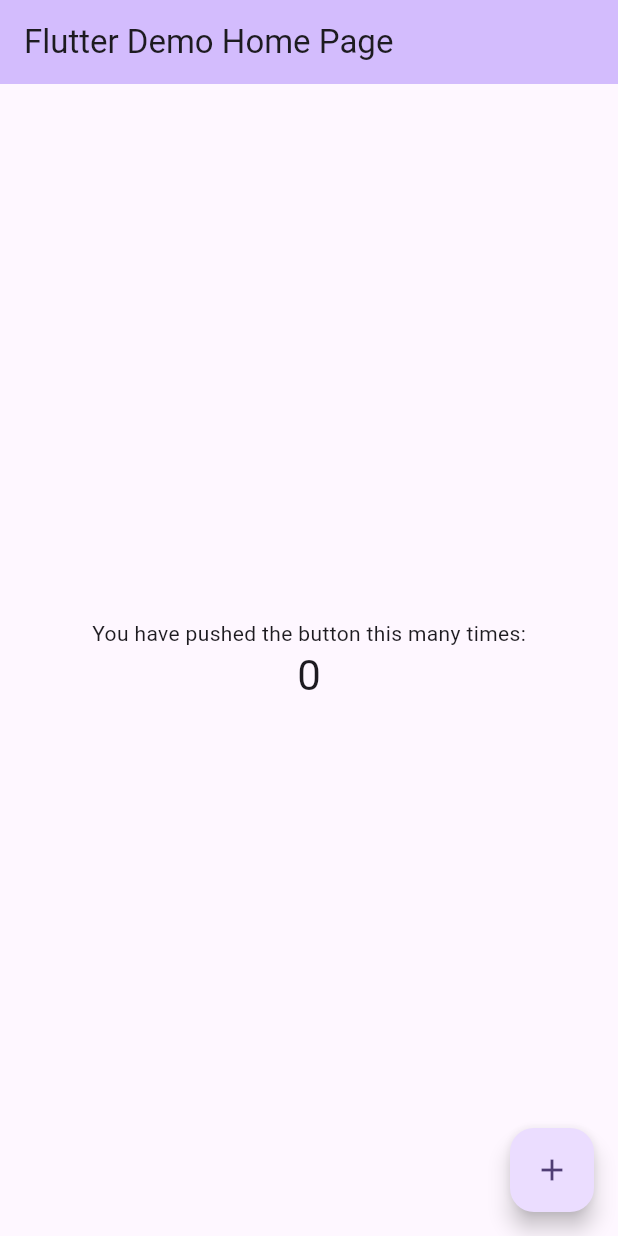
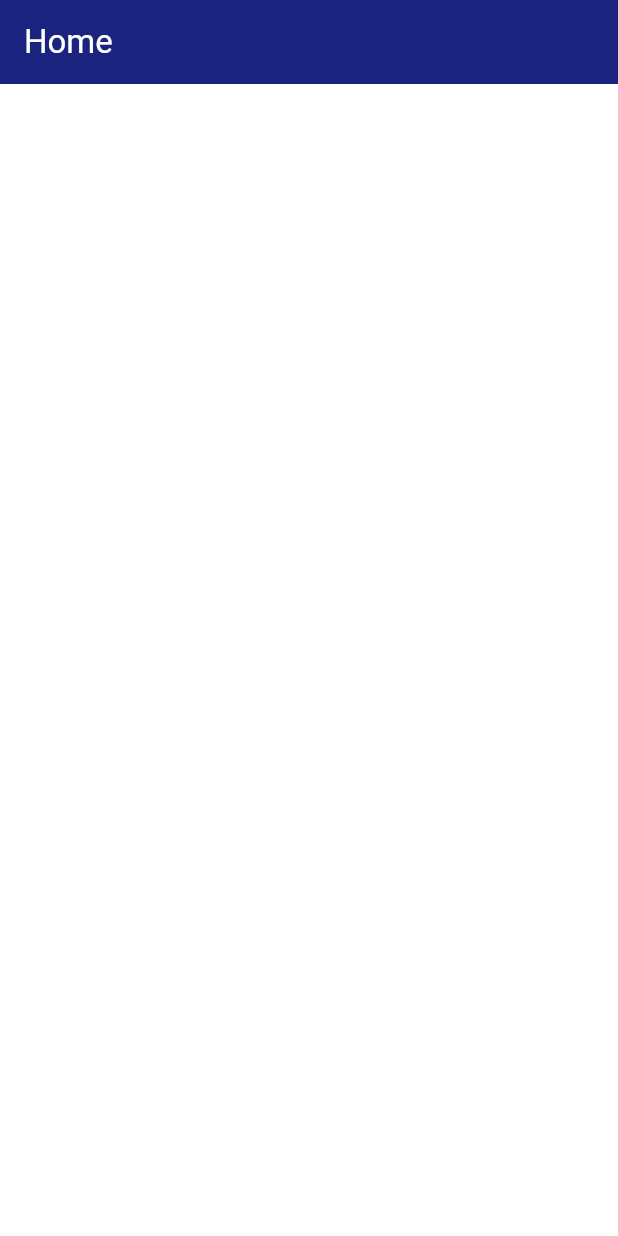
Before and after one commit to Gepeet/todo-week1, a Flutter app: the screen it shows after launch, on a phone screen of 412 x 824 dp. Run offline on Flutter 3.47's test engine with Material 3 defaults, Android fonts, the phone set to English and light mode, and no system bars.

Commit message:
added theme

```diff
--- a/lib/main.dart
+++ b/lib/main.dart
@@ -1,125 +1,45 @@
 import 'package:flutter/material.dart';
+import 'package:provider/provider.dart';
+import 'package:todo_week1/themes/theme_provider.dart';
 
-void main() {
-  runApp(const MyApp());
+void main(){
+   runApp(
+      ChangeNotifierProvider(
+      create: (context) => ThemeProvider(),
+      child:const MyApp()
+   ),
+   );
 }
 
-class MyApp extends StatelessWidget {
+class MyApp extends StatelessWidget{
    const MyApp({super.key});
 
-  // This widget is the root of your application.
    @override
-  Widget build(BuildContext context) {
+   Widget build(BuildContext context){
       return MaterialApp(
-      title: 'Flutter Demo',
-      theme: ThemeData(
-        // This is the theme of your application.
-        //
-        // TRY THIS: Try running your application with "flutter run". You'll see
-        // the application has a purple toolbar. Then, without quitting the app,
-        // try changing the seedColor in the colorScheme below to Colors.green
-        // and then invoke "hot reload" (save your changes or press the "hot
-        // reload" button in a Flutter-supported IDE, or press "r" if you used
-        // the command line to start the app).
-        //
-        // Notice that the counter didn't reset back to zero; the application
-        // state is not lost during the reload. To reset the state, use hot
-        // restart instead.
-        //
-        // This works for code too, not just values: Most code changes can be
-        // tested with just a hot reload.
-        colorScheme: ColorScheme.fromSeed(seedColor: Colors.deepPurple),
-        useMaterial3: true,
-      ),
-      home: const MyHomePage(title: 'Flutter Demo Home Page'),
+         debugShowCheckedModeBanner: false,
+         title: 'Todo App',
+         home:const HomeScreen(),
+         theme:Provider.of<ThemeProvider>(context).themeData,
       );
    }
 }
 
-class MyHomePage extends StatefulWidget {
-  const MyHomePage({super.key, required this.title});
-
-  // This widget is the home page of your application. It is stateful, meaning
-  // that it has a State object (defined below) that contains fields that affect
-  // how it looks.
-
-  // This class is the configuration for the state. It holds the values (in this
-  // case the title) provided by the parent (in this case the App widget) and
-  // used by the build method of the State. Fields in a Widget subclass are
-  // always marked "final".
-
-  final String title;
+class HomeScreen extends StatelessWidget{
+   const HomeScreen({super.key});
 
    @override
-  State<MyHomePage> createState() => _MyHomePageState();
-}
-
-class _MyHomePageState extends State<MyHomePage> {
-  int _counter = 0;
-
-  void _incrementCounter() {
-    setState(() {
-      // This call to setState tells the Flutter framework that something has
-      // changed in this State, which causes it to rerun the build method below
-      // so that the display can reflect the updated values. If we changed
-      // _counter without calling setState(), then the build method would not be
-      // called again, and so nothing would appear to happen.
-      _counter++;
-    });
-  }
-
-  @override
-  Widget build(BuildContext context) {
-    // This method is rerun every time setState is called, for instance as done
-    // by the _incrementCounter method above.
-    //
-    // The Flutter framework has been optimized to make rerunning build methods
-    // fast, so that you can just rebuild anything that needs updating rather
-    // than having to individually change instances of widgets.
+   Widget build(BuildContext context){
       return Scaffold(
-      appBar: AppBar(
-        // TRY THIS: Try changing the color here to a specific color (to
-        // Colors.amber, perhaps?) and trigger a hot reload to see the AppBar
-        // change color while the other colors stay the same.
-        backgroundColor: Theme.of(context).colorScheme.inversePrimary,
-        // Here we take the value from the MyHomePage object that was created by
-        // the App.build method, and use it to set our appbar title.
-        title: Text(widget.title),
+         appBar:AppBar(
+            backgroundColor: Theme.of(context).colorScheme.primary,
+            title:Text(
+               'Home',
+               style: TextStyle(
+                  color: Theme.of(context).colorScheme.secondary,
+               )
             ),
-      body: Center(
-        // Center is a layout widget. It takes a single child and positions it
-        // in the middle of the parent.
-        child: Column(
-          // Column is also a layout widget. It takes a list of children and
-          // arranges them vertically. By default, it sizes itself to fit its
-          // children horizontally, and tries to be as tall as its parent.
-          //
-          // Column has various properties to control how it sizes itself and
-          // how it positions its children. Here we use mainAxisAlignment to
-          // center the children vertically; the main axis here is the vertical
-          // axis because Columns are vertical (the cross axis would be
-          // horizontal).
-          //
-          // TRY THIS: Invoke "debug painting" (choose the "Toggle Debug Paint"
-          // action in the IDE, or press "p" in the console), to see the
-          // wireframe for each widget.
-          mainAxisAlignment: MainAxisAlignment.center,
-          children: <Widget>[
-            const Text(
-              'You have pushed the button this many times:',
-            ),
-            Text(
-              '$_counter',
-              style: Theme.of(context).textTheme.headlineMedium,
-            ),
-          ],
-        ),
-      ),
-      floatingActionButton: FloatingActionButton(
-        onPressed: _incrementCounter,
-        tooltip: 'Increment',
-        child: const Icon(Icons.add),
-      ), // This trailing comma makes auto-formatting nicer for build methods.
+         )
       );
    }
 }
--- /dev/null
+++ b/lib/themes/theme.dart
@@ -0,0 +1,23 @@
+import 'package:flutter/material.dart';
+
+ThemeData lightMode = ThemeData(
+   brightness: Brightness.light,
+   colorScheme: ColorScheme.light(
+      primary: Colors.indigo.shade900,
+      secondary: Colors.white,
+      tertiary: Colors.black,
+      primaryContainer: Colors.indigo.shade50,
+      onTertiaryContainer: Colors.grey.shade300,
+   )
+);
+
+
+ThemeData darkMode= ThemeData(
+   brightness: Brightness.dark,
+   colorScheme: ColorScheme.dark(
+      background: Colors.grey.shade900,
+      primary: Colors.grey.shade800,
+      secondary: Colors.grey.shade600,
+      inversePrimary: Colors.grey.shade300,
+   )
+);
--- /dev/null
+++ b/lib/themes/theme_provider.dart
@@ -0,0 +1,24 @@
+import 'package:flutter/material.dart';
+import 'package:todo_week1/themes/theme.dart';
+
+class ThemeProvider with ChangeNotifier{
+
+   //Set lightmode value as default
+   ThemeData _themeData = lightMode;
+
+   //Get theme value
+   ThemeData get themeData => _themeData;
+
+   //Get bool value for radio input
+   bool get isDarkMode => _themeData == darkMode;
+
+   //Set method for new theme
+   set themeData(ThemeData themeData){
+      _themeData = themeData;
+      notifyListeners();
+   }
+
+
+
+
+}
--- a/pubspec.yaml
+++ b/pubspec.yaml
@@ -35,6 +35,7 @@
   # The following adds the Cupertino Icons font to your application.
   # Use with the CupertinoIcons class for iOS style icons.
   cupertino_icons: ^1.0.6
+  provider: ^6.1.2
 
 dev_dependencies:
   flutter_test:
```
Also changed, not shown: pubspec.lock. Lines whose indentation alone changed are shown as unchanged.
